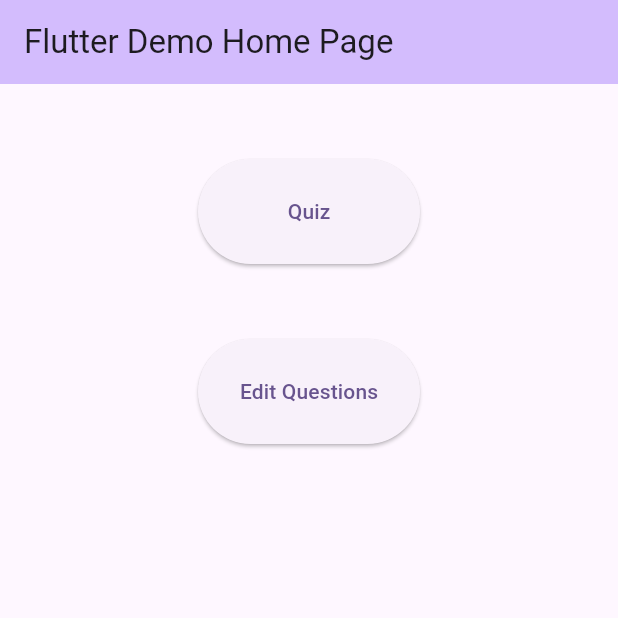
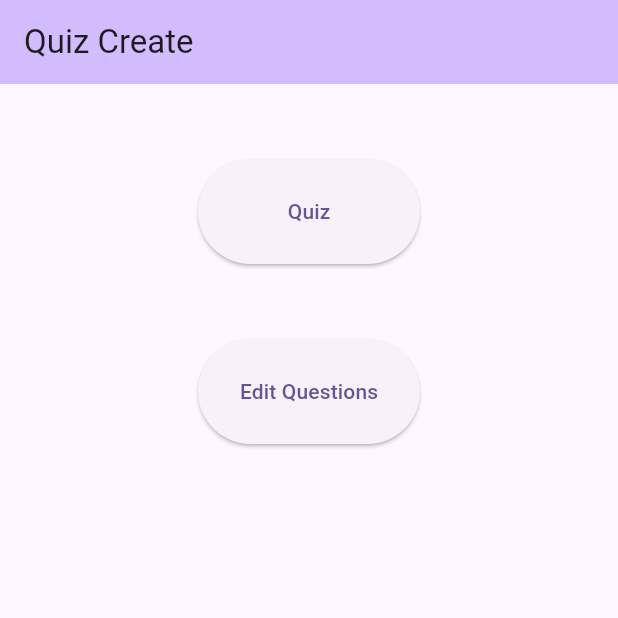
Before and after one commit to agf13/QuizCreate, a Flutter app: the screen it shows after launch, on a phone screen of 412 x 824 dp, the top half of it. Run offline on Flutter 3.47's test engine with Material 3 defaults, Android fonts, the light colour scheme and no system bars; our stand-ins replace image_picker, shared_preferences.

Commit message:
Change title from first page

```diff
--- a/lib/main.dart
+++ b/lib/main.dart
@@ -25,12 +25,12 @@ class MyApp extends StatelessWidget {
 	@override
 	Widget build(BuildContext context) {
 		return MaterialApp(
-			title: 'Flutter Demo',
+			title: 'Quiz Create',
 			theme: ThemeData(
 				colorScheme: ColorScheme.fromSeed(seedColor: Colors.deepPurple),
 				useMaterial3: true,
 			),
-			home: const MyHomePage(title: 'Flutter Demo Home Page'),
+			home: const MyHomePage(title: 'Quiz Create'),
 		);
 	}
 }
```
